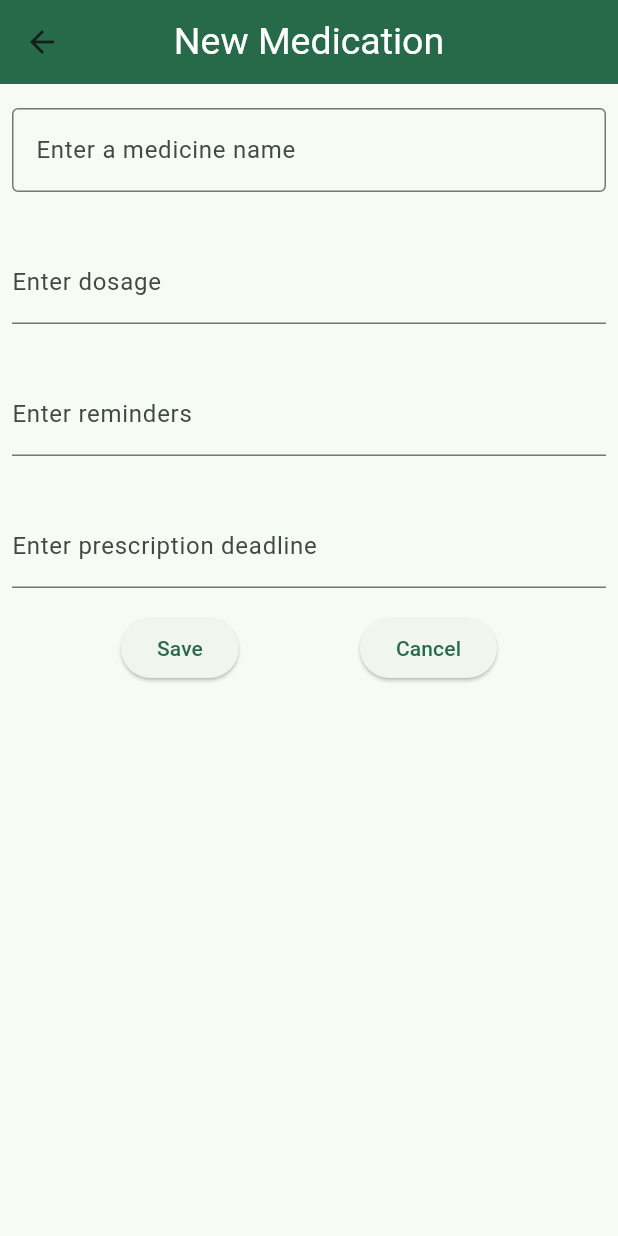
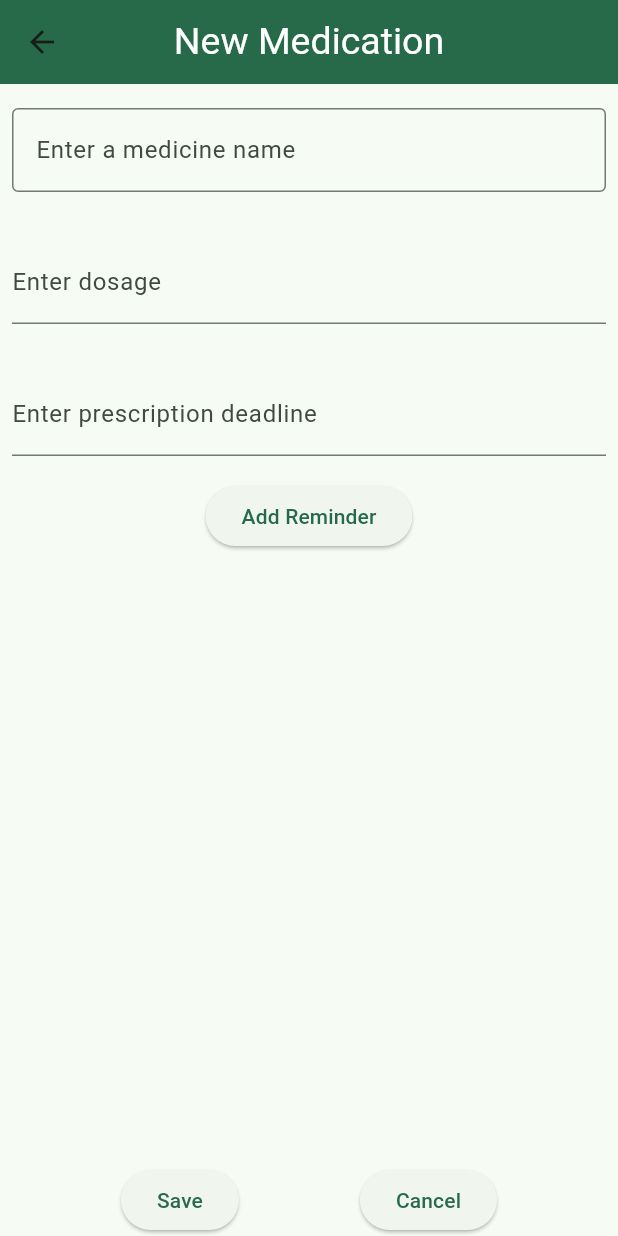
Before and after one commit to Eka1984/meds_tracker, a Flutter app: the NewMedicationPage screen opened by its route, on a phone screen of 412 x 824 dp. Run offline on Flutter 3.47's test engine with Material 3 defaults, Android fonts, the phone set to English and light mode, and no system bars; our stand-ins replace sqflite; accounts and stored records are empty.

Commit message:
A button for adding reminder times to new medication form

```diff
--- a/lib/pages/new_medication.dart
+++ b/lib/pages/new_medication.dart
@@ -1,3 +1,4 @@
+import 'package:flutter/cupertino.dart';
 import 'package:flutter/material.dart';
 import 'package:meds_tracker/services/database_helper.dart';
 
@@ -13,7 +14,29 @@ class _NewMedicationPageState extends State<NewMedicationPage> {
   final TextEditingController _dosageController = TextEditingController();
   final TextEditingController _remindersController = TextEditingController();
   final TextEditingController _prescDeadlineController =
-  TextEditingController();
+      TextEditingController();
+
+  //A list for adding reminder times
+  List<TimeOfDay> _reminders = [];
+
+  void _addNewReminder() async {
+    final TimeOfDay? pickedTime = await showTimePicker(
+      context: context,
+      initialTime: TimeOfDay.now(),
+    );
+
+    if (pickedTime != null) {
+      setState(() {
+        _reminders.add(pickedTime);
+      });
+    }
+  }
+
+  void _removeReminder(int index) {
+    setState(() {
+      _reminders.removeAt(index);
+    });
+  }
 
   @override
   void dispose() {
@@ -62,16 +85,7 @@ class _NewMedicationPageState extends State<NewMedicationPage> {
               ),
             ),
           ),
-          Padding(
-            padding: EdgeInsets.symmetric(horizontal: 8, vertical: 16),
-            child: TextField(
-              controller: _remindersController,
-              decoration: InputDecoration(
-                border: UnderlineInputBorder(),
-                labelText: 'Enter reminders',
-              ),
-            ),
-          ),
+
           Padding(
             padding: EdgeInsets.symmetric(horizontal: 8, vertical: 16),
             child: TextField(
@@ -83,6 +97,33 @@ class _NewMedicationPageState extends State<NewMedicationPage> {
             ),
           ),
 
+          Expanded(
+            child: Column(
+              children: <Widget>[
+                ElevatedButton(
+                  onPressed: _addNewReminder,
+                  child: Text('Add Reminder'),
+                ),
+                Expanded(
+                  child: ListView.builder(
+                    itemCount: _reminders.length,
+                    itemBuilder: (context, index) {
+                      final reminder = _reminders[index];
+                      return ListTile(
+                        title: Text(
+                            '${index + 1}. Reminder: ${reminder.format(context)}'),
+                        trailing: IconButton(
+                          icon: Icon(Icons.remove_circle),
+                          onPressed: () => _removeReminder(index),
+                          color: Colors.red,
+                        ),
+                      );
+                    },
+                  ),
+                ),
+              ],
+            ),
+          ),
 
           // Save and Cancel Buttons
           Row(
@@ -93,17 +134,24 @@ class _NewMedicationPageState extends State<NewMedicationPage> {
                   // Retrieve data from text fields
                   String medName = _medNameController.text;
                   String dosage = _dosageController.text;
-                  String reminders = _remindersController.text;
                   String prescDeadline = _prescDeadlineController.text;
 
                   // Save data to the database
                   try {
-                    await DatabaseHelper.createItem(
+                    int newMedId = await DatabaseHelper.createItem(
                       medName,
                       dosage,
                       prescDeadline,
                       1, // Assuming active status is 1 for new medications
                     );
+
+                    if (newMedId > 0) {
+                      for (var reminder in _reminders) {
+                        String formattedTime = reminder.format(context);
+                        await DatabaseHelper.createReminder(
+                            newMedId, formattedTime, 1);
+                      }
+                    }
 
                     // Navigate back to the home screen
                     Navigator.pop(context);
@@ -126,7 +174,6 @@ class _NewMedicationPageState extends State<NewMedicationPage> {
           ),
         ],
       ),
-
     );
   }
 }
--- a/pubspec.yaml
+++ b/pubspec.yaml
@@ -36,6 +36,7 @@ dependencies:
   # Use with the CupertinoIcons class for iOS style icons.
   cupertino_icons: ^1.0.2
   sqflite: ^2.3.2
+  intl: ^0.19.0
 
 dev_dependencies:
   flutter_test:
```
Also changed, not shown: pubspec.lock.
